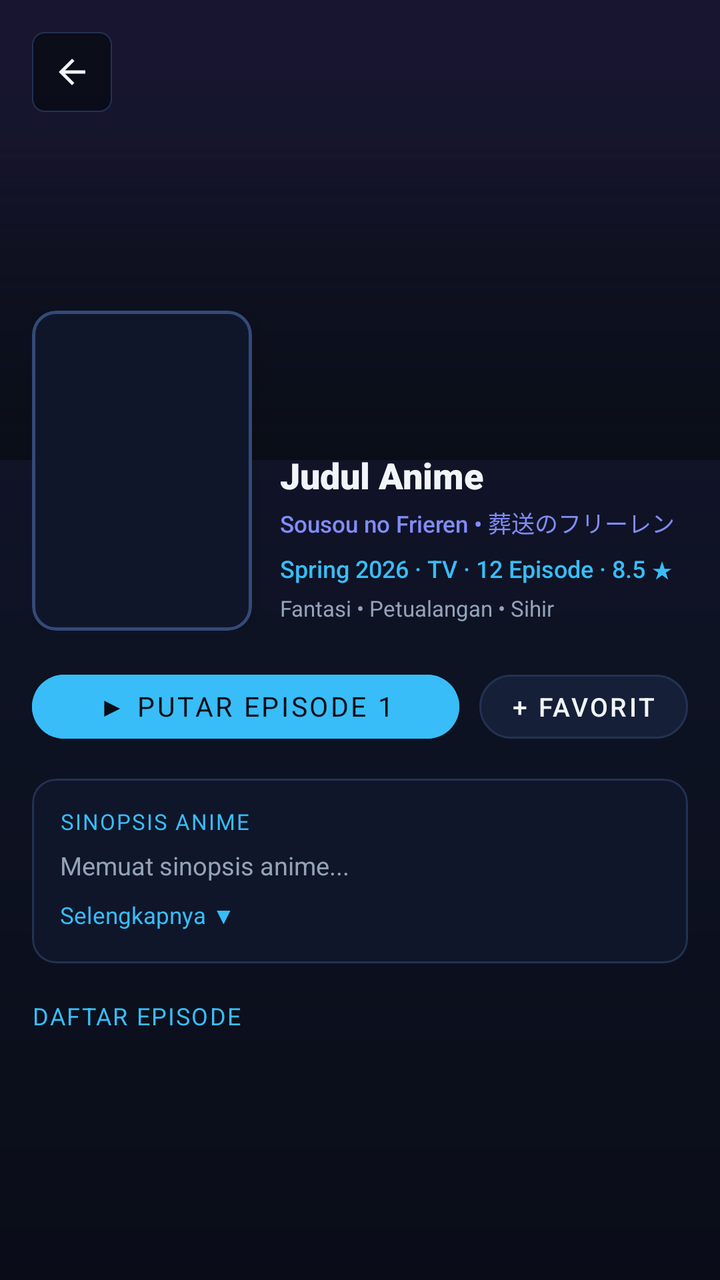
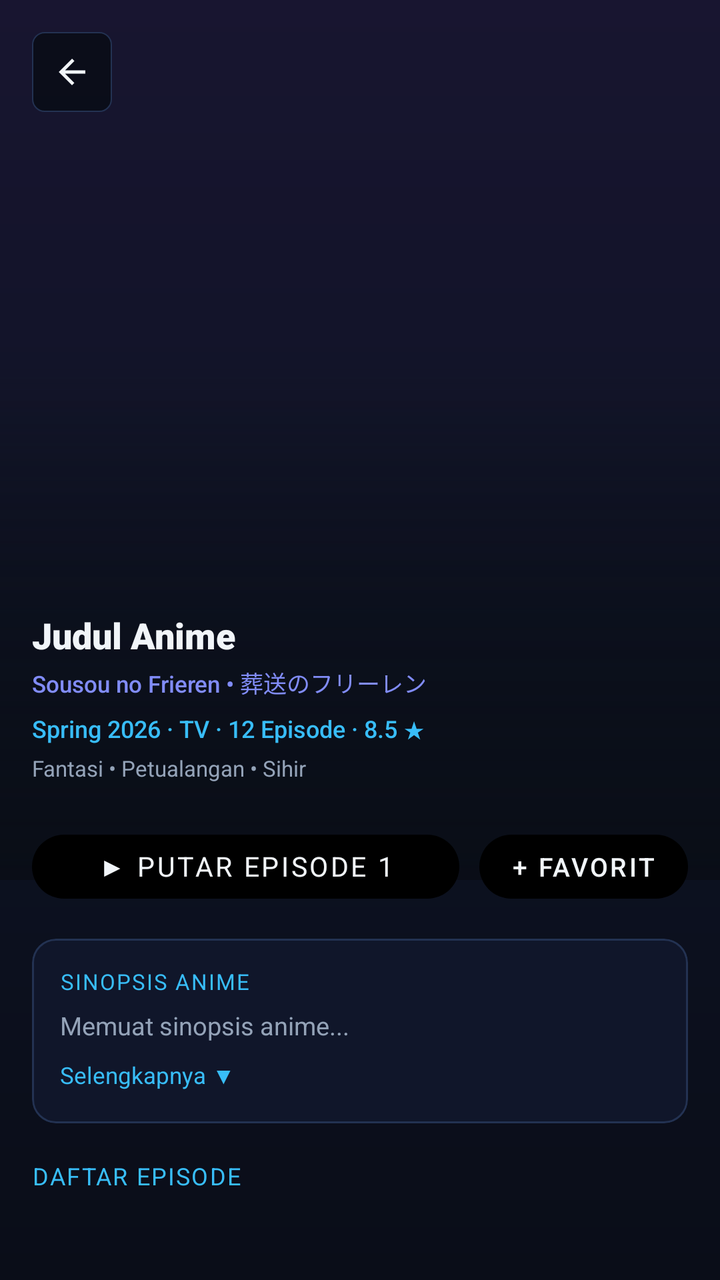

Two renders of the same Android screen: before a commit and after it. Below are the layout's source before the change and the commit's diff.
<!-- AndroidManifest.xml: application theme Theme.Menatap -->
<!-- res/layout/activity_detail.xml -->
<?xml version="1.0" encoding="utf-8"?>
<androidx.coordinatorlayout.widget.CoordinatorLayout xmlns:android="http://schemas.android.com/apk/res/android"
    xmlns:app="http://schemas.android.com/apk/res-auto"
    android:id="@+id/layout_detail_root"
    android:layout_width="match_parent"
    android:layout_height="match_parent"
    android:background="@drawable/bg_anime_canvas_shinkai">

    <androidx.core.widget.NestedScrollView
        android:layout_width="match_parent"
        android:layout_height="match_parent"
        android:fillViewport="true"
        android:overScrollMode="never">

        <LinearLayout
            android:id="@+id/layout_detail_scroll_content"
            android:layout_width="match_parent"
            android:layout_height="wrap_content"
            android:orientation="vertical"
            android:paddingBottom="50dp">

            
            <FrameLayout
                android:id="@+id/fl_detail_backdrop_container"
                android:layout_width="match_parent"
                android:layout_height="230dp">

                <ImageView
                    android:id="@+id/iv_detail_backdrop"
                    android:layout_width="match_parent"
                    android:layout_height="match_parent"
                    android:scaleType="centerCrop"
                    android:contentDescription="Ambient Backdrop" />

                
                <View
                    android:layout_width="match_parent"
                    android:layout_height="170dp"
                    android:layout_gravity="bottom"
                    android:background="@drawable/bg_hero_gradient_scrim" />

                
                <ImageButton
                    android:id="@+id/btn_detail_back"
                    android:layout_width="40dp"
                    android:layout_height="40dp"
                    android:layout_margin="16dp"
                    android:background="@drawable/bg_badge_frost"
                    android:src="@drawable/ic_arrow_back"
                    app:tint="@color/text_frost_bright"
                    android:contentDescription="Kembali" />
            </FrameLayout>

            
            <LinearLayout
                android:layout_width="match_parent"
                android:layout_height="wrap_content"
                android:orientation="vertical"
                android:paddingHorizontal="16dp"
                android:layout_marginTop="-75dp">

                
                <LinearLayout
                    android:layout_width="match_parent"
                    android:layout_height="wrap_content"
                    android:orientation="horizontal"
                    android:gravity="bottom">

                    
                    <com.google.android.material.card.MaterialCardView
                        android:id="@+id/card_detail_poster"
                        android:layout_width="110dp"
                        android:layout_height="160dp"
                        app:cardCornerRadius="12dp"
                        app:cardElevation="8dp"
                        app:cardBackgroundColor="@color/frost_surface"
                        app:strokeColor="@color/anime_border_glow"
                        app:strokeWidth="1.5dp">

                        <ImageView
                            android:id="@+id/iv_detail_poster"
                            android:layout_width="match_parent"
                            android:layout_height="match_parent"
                            android:scaleType="centerCrop"
                            android:contentDescription="Cover Karakter Anime" />
                    </com.google.android.material.card.MaterialCardView>

                    
                    <LinearLayout
                        android:layout_width="0dp"
                        android:layout_height="wrap_content"
                        android:layout_weight="1"
                        android:layout_marginStart="14dp"
                        android:orientation="vertical"
                        android:paddingBottom="4dp">

                        
                        <TextView
                            android:id="@+id/tv_detail_title"
                            android:layout_width="match_parent"
                            android:layout_height="wrap_content"
                            android:text="Judul Anime"
                            android:textColor="@color/text_frost_bright"
                            android:textSize="18sp"
                            android:fontFamily="sans-serif-black"
                            android:lineSpacingExtra="2dp"
                            android:maxLines="2"
                            android:ellipsize="end" />

                        
                        <TextView
                            android:id="@+id/tv_detail_romaji"
                            android:layout_width="match_parent"
                            android:layout_height="wrap_content"
                            android:layout_marginTop="3dp"
                            android:text="Sousou no Frieren • 葬送のフリーレン"
                            android:textColor="@color/anime_iris_violet"
                            android:textSize="11.5sp"
                            android:fontFamily="sans-serif-medium"
                            android:maxLines="2"
                            android:ellipsize="end" />

                        
                        <TextView
                            android:id="@+id/tv_detail_meta"
                            android:layout_width="match_parent"
                            android:layout_height="wrap_content"
                            android:layout_marginTop="6dp"
                            android:text="Spring 2026 · TV · 12 Episode · 8.5 ★"
                            android:textColor="@color/accent_glacial"
                            android:textSize="12sp"
                            android:fontFamily="sans-serif-medium"
                            android:maxLines="2"
                            android:ellipsize="end" />

                        
                        <TextView
                            android:id="@+id/tv_detail_genres"
                            android:layout_width="match_parent"
                            android:layout_height="wrap_content"
                            android:layout_marginTop="4dp"
                            android:text="Fantasi • Petualangan • Sihir"
                            android:textColor="@color/text_frost_subtle"
                            android:textSize="11sp"
                            android:fontFamily="sans-serif"
                            android:maxLines="1"
                            android:ellipsize="end" />
                    </LinearLayout>
                </LinearLayout>

                
                <LinearLayout
                    android:layout_width="match_parent"
                    android:layout_height="wrap_content"
                    android:orientation="horizontal"
                    android:layout_marginTop="16dp">

                    <Button
                        android:id="@+id/btn_play_primary"
                        android:layout_width="0dp"
                        android:layout_height="44dp"
                        android:layout_weight="1"
                        android:text="@string/detail_play_ep1"
                        android:textColor="#090D16"
                        android:backgroundTint="@color/accent_glacial"
                        android:textSize="13.5sp"
                        android:fontFamily="sans-serif-bold"
                        app:cornerRadius="22dp"
                        android:stateListAnimator="@null" />

                    <Button
                        android:id="@+id/btn_toggle_bookmark"
                        android:layout_width="wrap_content"
                        android:layout_height="44dp"
                        android:layout_marginStart="10dp"
                        android:text="@string/detail_favorite"
                        android:textColor="@color/text_frost_bright"
                        android:backgroundTint="@color/frost_elevated"
                        android:textSize="13sp"
                        android:fontFamily="sans-serif-medium"
                        app:strokeColor="@color/frost_border"
                        app:strokeWidth="1dp"
                        app:cornerRadius="22dp"
                        android:paddingHorizontal="16dp"
                        android:stateListAnimator="@null" />
                </LinearLayout>

                
                <com.google.android.material.card.MaterialCardView
                    android:layout_width="match_parent"
                    android:layout_height="wrap_content"
                    android:layout_marginTop="14dp"
                    app:cardCornerRadius="12dp"
                    app:cardElevation="0dp"
                    app:cardBackgroundColor="@color/frost_surface"
                    app:strokeColor="@color/frost_border"
                    app:strokeWidth="1dp">

                    <LinearLayout
                        android:layout_width="match_parent"
                        android:layout_height="wrap_content"
                        android:orientation="vertical"
                        android:padding="14dp">

                        <TextView
                            android:layout_width="wrap_content"
                            android:layout_height="wrap_content"
                            android:text="@string/detail_synopsis_title"
                            android:textColor="@color/accent_glacial"
                            android:textSize="11sp"
                            android:fontFamily="sans-serif-bold"
                            android:letterSpacing="0.06" />

                        <TextView
                            android:id="@+id/tv_detail_synopsis"
                            android:layout_width="match_parent"
                            android:layout_height="wrap_content"
                            android:layout_marginTop="6dp"
                            android:textColor="@color/text_frost_subtle"
                            android:textSize="12.5sp"
                            android:lineSpacingExtra="3.5dp"
                            android:fontFamily="sans-serif"
                            android:maxLines="3"
                            android:ellipsize="end"
                            android:text="@string/detail_loading_synopsis" />

                        <TextView
                            android:id="@+id/tv_synopsis_toggle"
                            android:layout_width="wrap_content"
                            android:layout_height="wrap_content"
                            android:layout_marginTop="6dp"
                            android:text="@string/detail_read_more"
                            android:textColor="@color/accent_glacial"
                            android:textSize="11.5sp"
                            android:fontFamily="sans-serif-bold"
                            android:paddingVertical="2dp" />
                    </LinearLayout>
                </com.google.android.material.card.MaterialCardView>

                
                <LinearLayout
                    android:id="@+id/layout_related_seasons"
                    android:layout_width="match_parent"
                    android:layout_height="wrap_content"
                    android:layout_marginTop="16dp"
                    android:orientation="vertical"
                    android:visibility="gone">

                    <LinearLayout
                        android:layout_width="match_parent"
                        android:layout_height="wrap_content"
                        android:orientation="horizontal"
                        android:gravity="center_vertical">

                        <TextView
                            android:layout_width="0dp"
                            android:layout_height="wrap_content"
                            android:layout_weight="1"
                            android:text="@string/detail_related_seasons_title"
                            android:textColor="@color/accent_glacial"
                            android:textSize="11.5sp"
                            android:fontFamily="sans-serif-bold"
                            android:letterSpacing="0.06" />

                        <TextView
                            android:id="@+id/tv_related_seasons_count"
                            android:layout_width="wrap_content"
                            android:layout_height="wrap_content"
                            android:textColor="@color/text_frost_subtle"
                            android:textSize="10.5sp"
                            android:fontFamily="sans-serif-medium" />
                    </LinearLayout>

                    <androidx.recyclerview.widget.RecyclerView
                        android:id="@+id/rv_detail_seasons"
                        android:layout_width="match_parent"
                        android:layout_height="wrap_content"
                        android:layout_marginTop="10dp"
                        android:clipToPadding="false"
                        android:nestedScrollingEnabled="false"
                        android:overScrollMode="never" />
                </LinearLayout>

                
                <LinearLayout
                    android:id="@+id/layout_related_movies"
                    android:layout_width="match_parent"
                    android:layout_height="wrap_content"
                    android:layout_marginTop="16dp"
                    android:orientation="vertical"
                    android:visibility="gone">

                    <LinearLayout
                        android:layout_width="match_parent"
                        android:layout_height="wrap_content"
                        android:orientation="horizontal"
                        android:gravity="center_vertical">

                        <TextView
                            android:layout_width="0dp"
                            android:layout_height="wrap_content"
                            android:layout_weight="1"
                            android:text="@string/detail_related_movies_title"
                            android:textColor="@color/accent_glacial"
                            android:textSize="11.5sp"
                            android:fontFamily="sans-serif-bold"
                            android:letterSpacing="0.06" />

                        <TextView
                            android:id="@+id/tv_related_movies_count"
                            android:layout_width="wrap_content"
                            android:layout_height="wrap_content"
                            android:textColor="@color/text_frost_subtle"
                            android:textSize="10.5sp"
                            android:fontFamily="sans-serif-medium" />
                    </LinearLayout>

                    <androidx.recyclerview.widget.RecyclerView
                        android:id="@+id/rv_detail_movies"
                        android:layout_width="match_parent"
                        android:layout_height="wrap_content"
                        android:layout_marginTop="10dp"
                        android:clipToPadding="false"
                        android:nestedScrollingEnabled="false"
                        android:overScrollMode="never" />
                </LinearLayout>

                
                <LinearLayout
                    android:layout_width="match_parent"
                    android:layout_height="wrap_content"
                    android:layout_marginTop="18dp"
                    android:orientation="horizontal"
                    android:gravity="center_vertical">

                    <TextView
                        android:id="@+id/tv_episode_header"
                        android:layout_width="0dp"
                        android:layout_height="wrap_content"
                        android:layout_weight="1"
                        android:text="@string/detail_episodes_title"
                        android:textColor="@color/accent_glacial"
                        android:textSize="12sp"
                        android:fontFamily="sans-serif-bold"
                        android:letterSpacing="0.06" />

                    <ProgressBar
                        android:id="@+id/pb_episodes_loading"
                        android:layout_width="16dp"
                        android:layout_height="16dp"
                        android:indeterminateTint="@color/accent_glacial"
                        android:visibility="gone" />
                </LinearLayout>

                
                <HorizontalScrollView
                    android:id="@+id/scroll_episode_ranges"
                    android:layout_width="match_parent"
                    android:layout_height="wrap_content"
                    android:scrollbars="none"
                    android:overScrollMode="never"
                    android:layout_marginTop="8dp"
                    android:layout_marginBottom="4dp"
                    android:focusable="false"
                    android:visibility="gone">

                    <LinearLayout
                        android:id="@+id/layout_episode_ranges"
                        android:layout_width="wrap_content"
                        android:layout_height="wrap_content"
                        android:orientation="horizontal"
                        android:focusable="false" />
                </HorizontalScrollView>

                
                <androidx.recyclerview.widget.RecyclerView
                    android:id="@+id/rv_detail_episodes"
                    android:layout_width="match_parent"
                    android:layout_height="wrap_content"
                    android:layout_marginTop="12dp"
                    android:nestedScrollingEnabled="false" />
            </LinearLayout>
        </LinearLayout>
    </androidx.core.widget.NestedScrollView>
</androidx.coordinatorlayout.widget.CoordinatorLayout>
<!-- resources referenced by this layout -->
<resources>
  <color name="accent_glacial">#38BDF8</color>
  <color name="anime_border_glow">#334A78</color>
  <color name="anime_iris_violet">#818CF8</color>
  <color name="frost_border">#233252</color>
  <color name="frost_elevated">#161F38</color>
  <color name="frost_surface">#10162A</color>
  <color name="text_frost_bright">#F1F5F9</color>
  <color name="text_frost_subtle">#94A3B8</color>
  <!-- drawable bg_anime_canvas_shinkai (drawable) -->
  <?xml version="1.0" encoding="utf-8"?>
  <shape xmlns:android="http://schemas.android.com/apk/res/android"
      android:shape="rectangle">
      
      <gradient
          android:angle="270"
          android:startColor="#181530"
          android:centerColor="#0E1324"
          android:endColor="#0A0D18"
          android:type="linear" />
  </shape>
  <!-- drawable bg_badge_frost (drawable) -->
  <?xml version="1.0" encoding="utf-8"?>
  <shape xmlns:android="http://schemas.android.com/apk/res/android"
      android:shape="rectangle">
      <corners android:radius="6dp" />
      <solid android:color="#CC080C14" />
      <stroke
          android:width="0.8dp"
          android:color="@color/frost_border" />
  </shape>
  <!-- drawable bg_hero_gradient_scrim (drawable) -->
  <?xml version="1.0" encoding="utf-8"?>
  <shape xmlns:android="http://schemas.android.com/apk/res/android"
      android:shape="rectangle">
      <gradient
          android:type="linear"
          android:angle="270"
          android:startColor="#00000000"
          android:centerColor="#99090D16"
          android:endColor="#F5090D16"
          android:centerY="0.5" />
  </shape>
  <!-- drawable ic_arrow_back (drawable) -->
  <?xml version="1.0" encoding="utf-8"?>
  <vector xmlns:android="http://schemas.android.com/apk/res/android"
      android:width="20dp"
      android:height="20dp"
      android:viewportWidth="24"
      android:viewportHeight="24">
      
      <path
          android:fillColor="#FFFFFFFF"
          android:pathData="M20,11H7.83l5.59,-5.59L12,4l-8,8 8,8 1.41,-1.41L7.83,13H20v-2z" />
  </vector>
  <string name="detail_episodes_title">DAFTAR EPISODE</string>
  <string name="detail_favorite">+ Favorit</string>
  <string name="detail_loading_synopsis">Memuat sinopsis anime...</string>
  <string name="detail_play_ep1">▶ Putar Episode 1</string>
  <string name="detail_read_more">Selengkapnya ▼</string>
  <string name="detail_related_movies_title">FILM &amp; MOVIE TERKAIT</string>
  <string name="detail_related_seasons_title">MUSIM &amp; SERI TERKAIT</string>
  <string name="detail_synopsis_title">SINOPSIS ANIME</string>
  <color name="frost_void">#0A0D18</color>
  <color name="accent_azure">#38BDF8</color>
  <color name="accent_frost_iris">#818CF8</color>
  <!-- drawable bg_dialog_frost (drawable) -->
  <?xml version="1.0" encoding="utf-8"?>
  <shape xmlns:android="http://schemas.android.com/apk/res/android"
      android:shape="rectangle">
      <solid android:color="@color/frost_surface" />
      <stroke
          android:width="1dp"
          android:color="@color/frost_border" />
      <corners android:radius="18dp" />
  </shape>
  <style name="DialogButtonStyle.Accent" parent="Widget.MaterialComponents.Button.TextButton.Dialog">
          <item name="android:textColor">@color/accent_glacial</item>
          <item name="android:textSize">13sp</item>
          <item name="android:fontFamily">sans-serif-bold</item>
      </style>
  <style name="DialogButtonStyle.Subtle" parent="Widget.MaterialComponents.Button.TextButton.Dialog">
          <item name="android:textColor">@color/text_frost_bright</item>
          <item name="android:textSize">13sp</item>
          <item name="android:fontFamily">sans-serif-medium</item>
      </style>
  <!-- unchanged entries left out for length: 2 -->
</resources>

<!-- the commit's change to res/layout/activity_detail.xml (unified diff, before → after) -->
@@ -23,7 +23,7 @@
             <FrameLayout
                 android:id="@+id/fl_detail_backdrop_container"
                 android:layout_width="match_parent"
-                android:layout_height="230dp">
+                android:layout_height="440dp">
 
                 <ImageView
                     android:id="@+id/iv_detail_backdrop"
@@ -34,8 +34,9 @@
 
                 
                 <View
-                    android:layout_width="match_parent"
-                    android:layout_height="170dp"
+                    android:id="@+id/view_detail_gradient_scrim"
+                    android:layout_width="match_parent"
+                    android:layout_height="260dp"
                     android:layout_gravity="bottom"
                     android:background="@drawable/bg_hero_gradient_scrim" />
 
@@ -57,7 +58,7 @@
                 android:layout_height="wrap_content"
                 android:orientation="vertical"
                 android:paddingHorizontal="16dp"
-                android:layout_marginTop="-75dp">
+                android:layout_marginTop="-135dp">
 
                 
                 <LinearLayout
@@ -71,6 +72,7 @@
                         android:id="@+id/card_detail_poster"
                         android:layout_width="110dp"
                         android:layout_height="160dp"
+                        android:visibility="gone"
                         app:cardCornerRadius="12dp"
                         app:cardElevation="8dp"
                         app:cardBackgroundColor="@color/frost_surface"
@@ -90,7 +92,7 @@
                         android:layout_width="0dp"
                         android:layout_height="wrap_content"
                         android:layout_weight="1"
-                        android:layout_marginStart="14dp"
+                        android:layout_marginStart="0dp"
                         android:orientation="vertical"
                         android:paddingBottom="4dp">
 
@@ -161,8 +163,10 @@
                         android:layout_height="44dp"
                         android:layout_weight="1"
                         android:text="@string/detail_play_ep1"
-                        android:textColor="#090D16"
-                        android:backgroundTint="@color/accent_glacial"
+                        android:textColor="@color/text_frost_bright"
+                        app:backgroundTint="@null"
+                        app:strokeWidth="0dp"
+                        android:paddingHorizontal="16dp"
                         android:textSize="13.5sp"
                         android:fontFamily="sans-serif-bold"
                         app:cornerRadius="22dp"
@@ -175,11 +179,11 @@
                         android:layout_marginStart="10dp"
                         android:text="@string/detail_favorite"
                         android:textColor="@color/text_frost_bright"
-                        android:backgroundTint="@color/frost_elevated"
+                        app:backgroundTint="@null"
                         android:textSize="13sp"
                         android:fontFamily="sans-serif-medium"
                         app:strokeColor="@color/frost_border"
-                        app:strokeWidth="1dp"
+                        app:strokeWidth="0dp"
                         app:cornerRadius="22dp"
                         android:paddingHorizontal="16dp"
                         android:stateListAnimator="@null" />
@@ -187,6 +191,7 @@
 
                 
                 <com.google.android.material.card.MaterialCardView
+                    android:id="@+id/card_detail_synopsis"
                     android:layout_width="match_parent"
                     android:layout_height="wrap_content"
                     android:layout_marginTop="14dp"
@@ -203,6 +208,7 @@
                         android:padding="14dp">
 
                         <TextView
+                            android:id="@+id/tv_synopsis_header"
                             android:layout_width="wrap_content"
                             android:layout_height="wrap_content"
                             android:text="@string/detail_synopsis_title"
@@ -253,6 +259,7 @@
                         android:gravity="center_vertical">
 
                         <TextView
+                            android:id="@+id/tv_related_seasons_header"
                             android:layout_width="0dp"
                             android:layout_height="wrap_content"
                             android:layout_weight="1"
@@ -297,6 +304,7 @@
                         android:gravity="center_vertical">
 
                         <TextView
+                            android:id="@+id/tv_related_movies_header"
                             android:layout_width="0dp"
                             android:layout_height="wrap_content"
                             android:layout_weight="1"
<!-- resource entries referenced after the edit -->
@@ -4,7 +4,6 @@
   <color name="anime_border_glow">#334A78</color>
   <color name="anime_iris_violet">#818CF8</color>
   <color name="frost_border">#233252</color>
-  <color name="frost_elevated">#161F38</color>
   <color name="frost_surface">#10162A</color>
   <color name="text_frost_bright">#F1F5F9</color>
   <color name="text_frost_subtle">#94A3B8</color>
